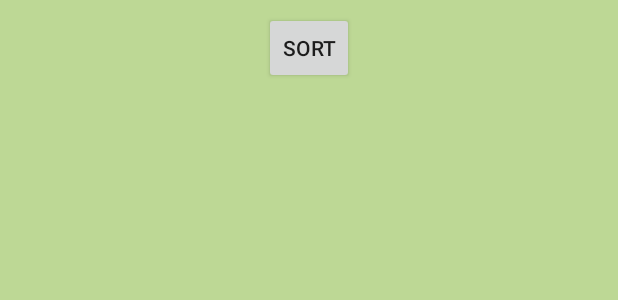
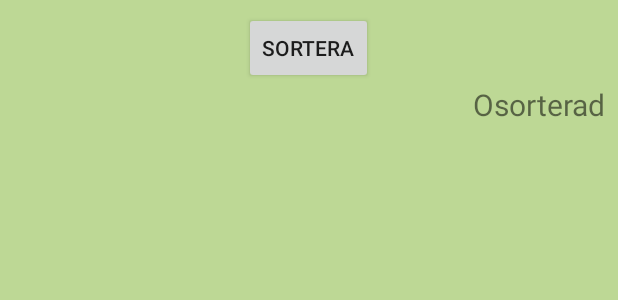
Before and after one commit to crispit/ErrorExtractor, an Android app: the layout activity_main.xml on its own in the app's theme, with its tools: preview values and no code run, on a phone screen of 412 x 824 dp. Shown: the top 300 px of the screen. Run offline under Robolectric (Android 15) with nearby library versions, the phone set to English and light mode, and no system bars.

Commit message:
Förtdydligade sort

```diff
--- a/app/src/main/java/crispit/errorextractor/MainActivity.java
+++ b/app/src/main/java/crispit/errorextractor/MainActivity.java
@@ -13,6 +13,8 @@ import java.text.ParseException;
 import java.text.SimpleDateFormat;
 import java.util.ArrayList;
 import android.widget.Button;
+import android.widget.TextView;
+
 import java.util.Collections;
 import java.util.Comparator;
 import java.util.Date;
@@ -28,6 +30,7 @@ public class MainActivity extends AppCompatActivity implements View.OnClickListe
     String busId;
     ListRowAdapter objAdapter;
     int sortState = 1;
+
     @Override
     public void onClick(View view) {
         if(sortState == 2) {
@@ -51,6 +54,8 @@ public class MainActivity extends AppCompatActivity implements View.OnClickListe
             });
             objAdapter.notifyDataSetChanged();
             sortState=1;
+            TextView sortText = (TextView)findViewById(R.id.sortText);
+           sortText.setText("Rapportdatum ▲");
         }
         else if(sortState == 1){
             Collections.sort(errorList, new Comparator<ErrorReport>() {
@@ -68,6 +73,8 @@ public class MainActivity extends AppCompatActivity implements View.OnClickListe
             });
             objAdapter.notifyDataSetChanged();
             sortState=2;
+            TextView sortText = (TextView)findViewById(R.id.sortText);
+            sortText.setText("Grad ▲");
         }
 
     }
--- a/app/src/main/res/layout/activity_main.xml
+++ b/app/src/main/res/layout/activity_main.xml
@@ -23,9 +23,20 @@
         style="?android:attr/buttonStyleSmall"
         android:layout_width="wrap_content"
         android:layout_height="wrap_content"
-        android:text="Sort"
+        android:text="Sortera"
         android:id="@+id/sortButton"
         android:layout_alignParentTop="true"
         android:layout_centerHorizontal="true" />
 
+    <TextView
+        android:layout_width="wrap_content"
+        android:layout_height="wrap_content"
+        android:textAppearance="?android:attr/textAppearanceSmall"
+        android:text="Osorterad"
+        android:textSize="20dp"
+        android:id="@+id/sortText"
+        android:layout_below="@+id/sortButton"
+        android:layout_alignParentRight="true"
+        android:layout_alignParentEnd="true" />
+
 </RelativeLayout>
```
Also changed, not shown: gradle/wrapper/gradle-wrapper.properties.
